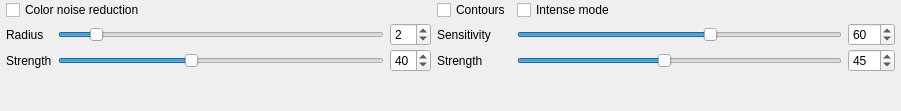
This is src/gui/forms/toolbar_renderenhancegroup.ui in open-scan-crew/OpenScanTools as Qt 5 draws it before an edit. The edited form follows.
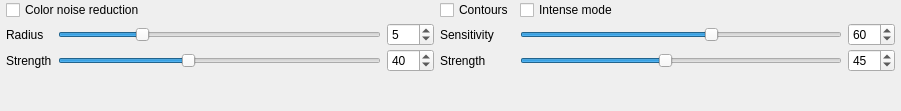
This is the edited form.

Patch:
```diff
--- a/src/gui/forms/toolbar_renderenhancegroup.ui
+++ b/src/gui/forms/toolbar_renderenhancegroup.ui
@@ -147,7 +147,7 @@
       <number>20</number>
      </property>
      <property name="value">
-      <number>2</number>
+      <number>5</number>
      </property>
      <property name="orientation">
       <enum>Qt::Horizontal</enum>
@@ -179,7 +179,7 @@
       <number>20</number>
      </property>
      <property name="value">
-      <number>2</number>
+      <number>5</number>
      </property>
     </widget>
    </item>
@@ -198,6 +198,9 @@
        <height>0</height>
       </size>
      </property>
+     <property name="maximum">
+      <number>100</number>
+     </property>
      <property name="value">
       <number>40</number>
      </property>
@@ -208,6 +211,9 @@
    </item>
    <item row="2" column="2">
     <widget class="QSpinBox" name="spinBox_edgeAwareBlend">
+     <property name="maximum">
+      <number>100</number>
+     </property>
      <property name="value">
       <number>40</number>
      </property>
```
